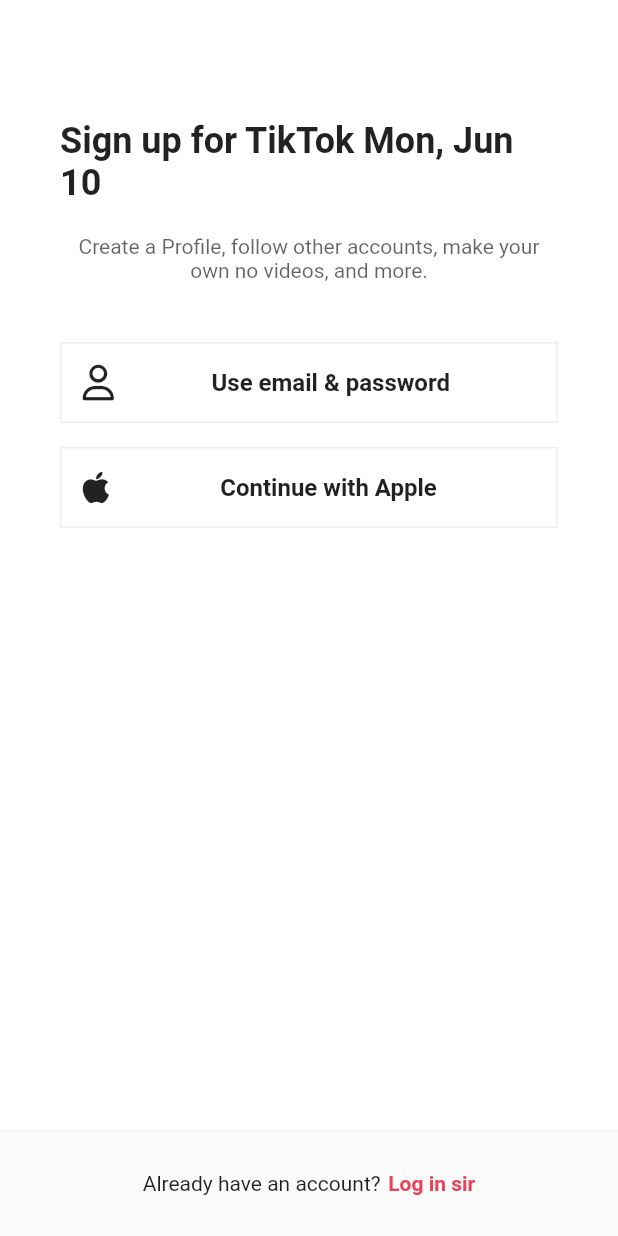
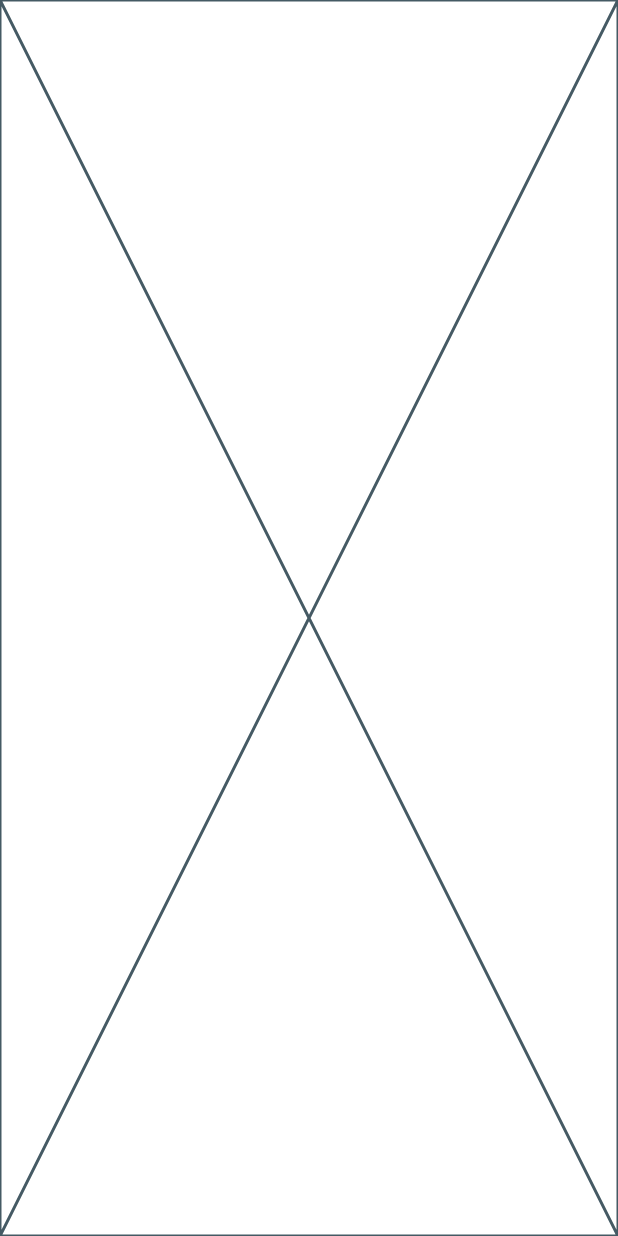
Before and after one commit to Seungnyeong/flutter-tiktok, a Flutter app: the screen it shows after launch, on a phone screen of 412 x 824 dp. Run offline on Flutter 3.47's test engine with Material 3 defaults, Android fonts, the phone set to English and light mode, and no system bars; our stand-ins replace font_awesome_flutter, go_router, video_player, visibility_detector.

Commit message:
camera setting:

```diff
--- /dev/null
+++ b/lib/features/videos/widgets/video_recording_screen.dart
@@ -0,0 +1,15 @@
+import 'package:flutter/material.dart';
+
+class VideoRecordingScreen extends StatefulWidget {
+  const VideoRecordingScreen({super.key});
+
+  @override
+  State<VideoRecordingScreen> createState() => _VideoRecordingScreenState();
+}
+
+class _VideoRecordingScreenState extends State<VideoRecordingScreen> {
+  @override
+  Widget build(BuildContext context) {
+    return const Placeholder();
+  }
+}
--- a/lib/main.dart
+++ b/lib/main.dart
@@ -2,12 +2,6 @@ import 'package:flutter/material.dart';
 import 'package:flutter/services.dart';
 import 'package:flutter_localizations/flutter_localizations.dart';
 import 'package:tiktok_clone/constants/sizes.dart';
-import 'package:tiktok_clone/features/authentication/email_screen.dart';
-import 'package:tiktok_clone/features/authentication/login_screen.dart';
-import 'package:tiktok_clone/features/authentication/sign_up_screen.dart';
-import 'package:tiktok_clone/features/authentication/username_screen.dart';
-import 'package:tiktok_clone/features/main_navigation/main_navigation_screen.dart';
-import 'package:tiktok_clone/features/settings/settings_screen.dart';
 import 'package:tiktok_clone/generated/l10n.dart';
 import 'package:tiktok_clone/router.dart';
 
--- a/lib/router.dart
+++ b/lib/router.dart
@@ -5,29 +5,34 @@ import 'package:tiktok_clone/features/authentication/login_screen.dart';
 import 'package:tiktok_clone/features/authentication/sign_up_screen.dart';
 import 'package:tiktok_clone/features/authentication/username_screen.dart';
 import 'package:tiktok_clone/features/users/user_profile_screen.dart';
+import 'package:tiktok_clone/features/videos/widgets/video_recording_screen.dart';
 
 final router = GoRouter(
   routes: [
     GoRoute(
-      name: SignUpScreen.routeName,
-      path: SignUpScreen.routeURL,
-      builder: (context, state) => const SignUpScreen(),
-      routes: [
-        GoRoute(
-          path: UsernameScreen.routeURL,
-          name: UsernameScreen.routeName,
-          builder: (context, state) => const UsernameScreen(),
-        ),
-        GoRoute(
-          path: EmailScreen.routeURL,
-          name: EmailScreen.routeName,
-          builder: (context, state) {
-            final args = state.extra as EmailScreenArgs;
-            return EmailScreen(username: args.username);
-          },
-        ),
-      ],
+      path: "/",
+      builder: (context, state) => const VideoRecordingScreen(),
     ),
+    // GoRoute(
+    //   name: SignUpScreen.routeName,
+    //   path: SignUpScreen.routeURL,
+    //   builder: (context, state) => const SignUpScreen(),
+    //   routes: [
+    //     GoRoute(
+    //       path: UsernameScreen.routeURL,
+    //       name: UsernameScreen.routeName,
+    //       builder: (context, state) => const UsernameScreen(),
+    //     ),
+    //     GoRoute(
+    //       path: EmailScreen.routeURL,
+    //       name: EmailScreen.routeName,
+    //       builder: (context, state) {
+    //         final args = state.extra as EmailScreenArgs;
+    //         return EmailScreen(username: args.username);
+    //       },
+    //     ),
+    //   ],
+    // ),
     // GoRoute(
     //   path: LoginScreen.routeName,
     //   builder: (context, state) => const LoginScreen(),
@@ -50,13 +55,13 @@ final router = GoRouter(
     //         },
     //       );
     //     }),
-    GoRoute(
-      path: "/users/:username",
-      builder: (context, state) {
-        final username = state.params['username'];
-        final tab = state.queryParams['show'];
-        return UserProfileScreen(username: username!, tab: tab!);
-      },
-    )
+    // GoRoute(
+    //   path: "/users/:username",
+    //   builder: (context, state) {
+    //     final username = state.params['username'];
+    //     final tab = state.queryParams['show'];
+    //     return UserProfileScreen(username: username!, tab: tab!);
+    //   },
+    // )
   ],
 );
--- a/pubspec.yaml
+++ b/pubspec.yaml
@@ -41,6 +41,8 @@ dependencies:
   flutter_localizations:
     sdk: flutter
   intl: any
+  camera: ^0.11.0+1
+  permission_handler: ^11.3.1
 dev_dependencies:
   flutter_test:
     sdk: flutter
```
Also changed, not shown: pubspec.lock, 6 other files.
